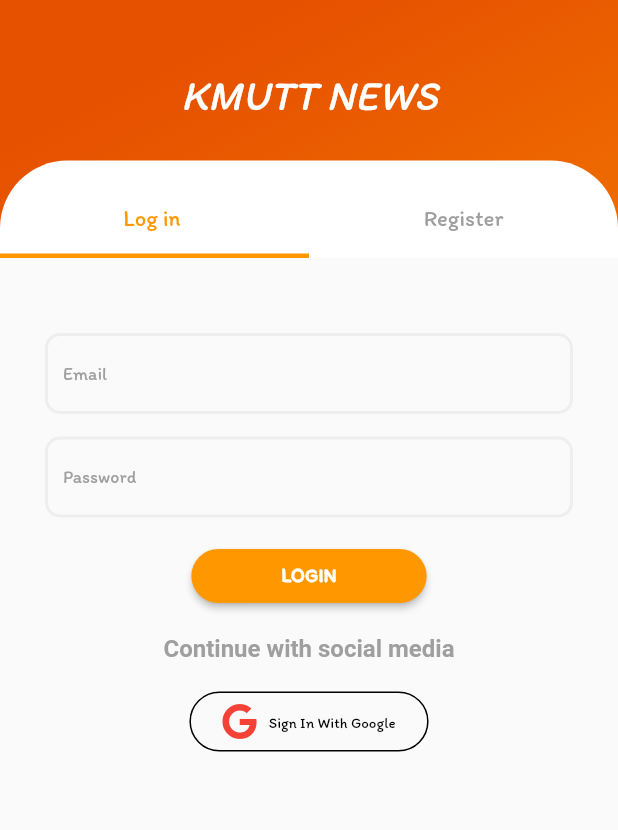
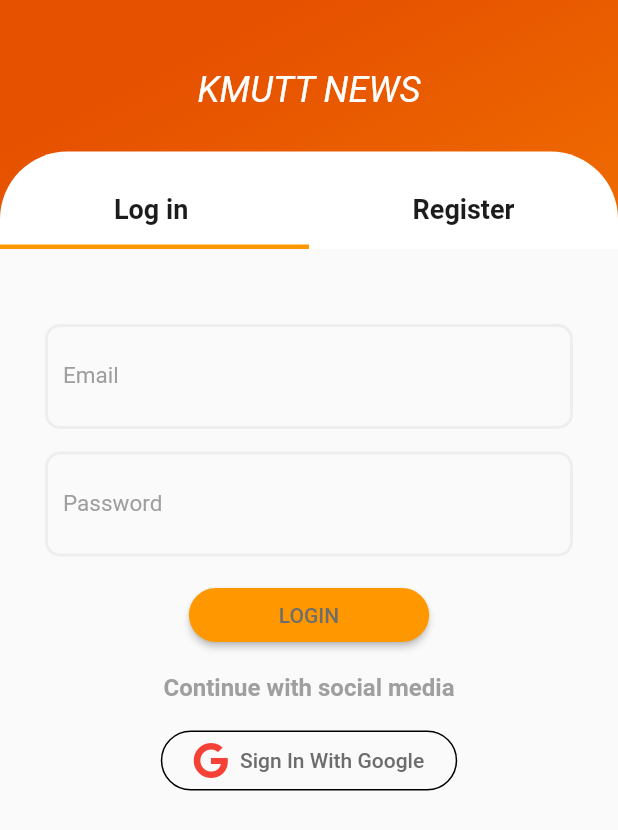
Before and after one commit to AChalee/newproject_KMUTTNEWS, a Flutter app: the Login screen opened directly, on a phone screen of 412 x 824 dp. Shown: the top 830 px of the screen. Run offline on Flutter 3.47's test engine with Material 2 defaults, Android fonts, the phone set to English and light mode, and no system bars; our stand-ins replace cloud_firestore, firebase_auth, firebase_core, firebase_storage, fluttertoast, font_awesome_flutter and 6 more; accounts and stored records are empty; Roboto replaces fonts that are missing (Prompt).

Commit message:
- ปรับฟอนต์

```diff
--- a/lib/screens/login_view.dart
+++ b/lib/screens/login_view.dart
@@ -1,3 +1,4 @@
+import 'package:New_Project_KMUTTNEWS/constants.dart';
 import 'package:flutter/material.dart';
 
 import 'package:New_Project_KMUTTNEWS/tabview/login_tab_view.dart';
@@ -33,10 +34,11 @@ class Login extends StatelessWidget {
                   Text(
                     'KMUTT NEWS',
                     style: TextStyle(
+                        fontSize: 24,
+                        fontFamily: 'Prompt',
                         color: Colors.white,
-                        fontFamily: 'Itim',
-                        fontSize: 28,
                         fontStyle: FontStyle.italic),
+
                   ),
                 ],
               ),
@@ -71,12 +73,10 @@ class Login extends StatelessWidget {
                               tabs: [
                                 Tab(
                                     child: Text('Log in ',
-                                        style: TextStyle(
-                                            fontSize: 15, fontFamily: 'Itim'))),
+                                        style: kTitleCard)),
                                 Tab(
                                     child: Text('Register',
-                                        style: TextStyle(
-                                            fontSize: 15, fontFamily: 'Itim'))),
+                                        style: kTitleCard)),
                               ]),
                         ),
                         Expanded(
--- a/lib/screens/menu_view.dart
+++ b/lib/screens/menu_view.dart
@@ -1,3 +1,4 @@
+import 'package:New_Project_KMUTTNEWS/screens/bookmark_view.dart';
 import 'package:New_Project_KMUTTNEWS/screens/profile_user.dart';
 import 'package:New_Project_KMUTTNEWS/tabview/save_post_tab.dart';
 import 'package:flutter/material.dart';
@@ -142,7 +143,7 @@ class _AddMoreState extends State<AddMore> {
                     Navigator.push(
                       context,
                       MaterialPageRoute(
-                        builder: (context) => SavePostTab(),
+                        builder: (context) => BookmarkView(),
                       ),
                     );
                   },
--- a/lib/tabview/login_tab_view.dart
+++ b/lib/tabview/login_tab_view.dart
@@ -56,7 +56,7 @@ class LoginTabView extends StatelessWidget {
   Widget emailText() {
     return TextFormField(
       keyboardType: TextInputType.emailAddress,
-      style: TextStyle(fontSize: 12, fontFamily: 'Itim'),
+      style: descriptionStyle,
       decoration: InputDecoration(
         enabledBorder: OutlineInputBorder(
             borderSide: BorderSide(color: Colors.grey[200], width: 2),
@@ -89,7 +89,7 @@ class LoginTabView extends StatelessWidget {
   Widget passwordText() {
     return TextFormField(
       obscureText: true, //ปิดบัง password
-      style: TextStyle(fontSize: 12, fontFamily: 'Itim'),
+      style:descriptionStyle,
       decoration: InputDecoration(
         enabledBorder: OutlineInputBorder(
             borderSide: BorderSide(color: Colors.grey[200], width: 2),
@@ -149,11 +149,7 @@ class LoginTabView extends StatelessWidget {
       padding: EdgeInsets.symmetric(horizontal: 60, vertical: 10),
       child: Text(
         "LOGIN",
-        style: TextStyle(
-            color: Colors.white,
-            fontSize: 13,
-            fontFamily: 'Itim',
-            fontWeight: FontWeight.bold),
+        style: kDetailContent
       ),
       onPressed: () {
         if (formKey.currentState.validate()) {
@@ -189,11 +185,7 @@ class LoginTabView extends StatelessWidget {
     return OutlineButton.icon(
       label: Text(
         'Sign In With Google',
-        style: TextStyle(
-          color: Colors.black,
-          fontSize: 10,
-          fontFamily: 'Itim',
-        ),
+        style: kDetailContent
       ),
       shape: StadiumBorder(),
       padding: EdgeInsets.symmetric(horizontal: 22, vertical: 8),
```
Also changed, not shown: lib/screens/bookmark_view.dart (added, +46 -0 lines).
